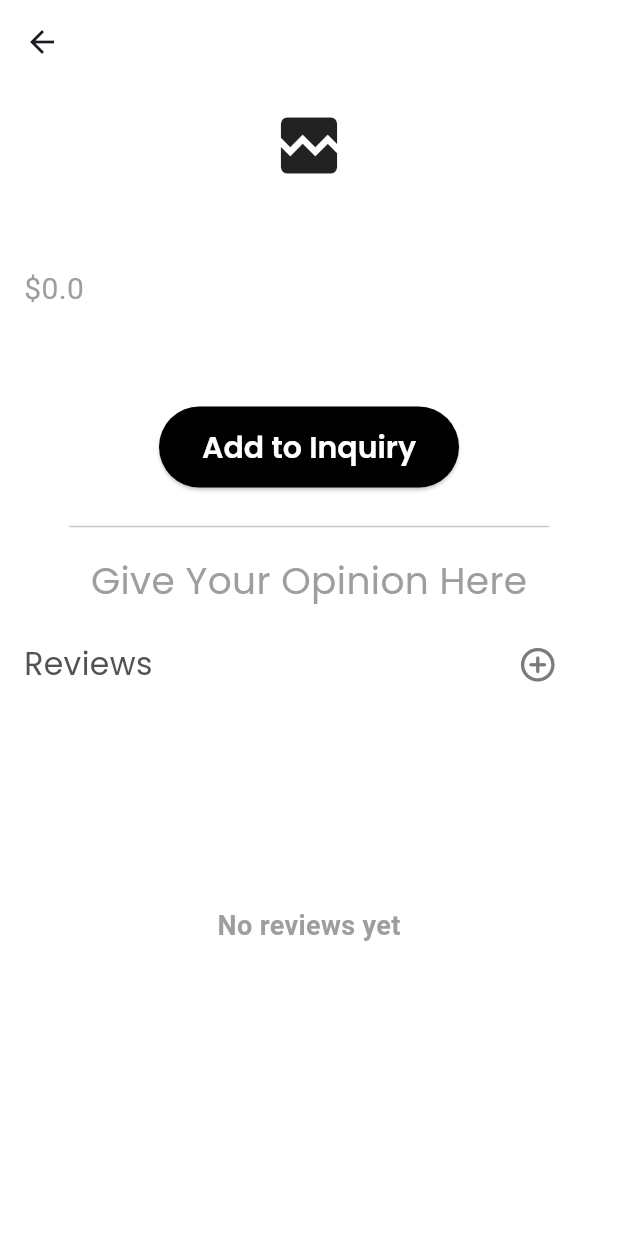
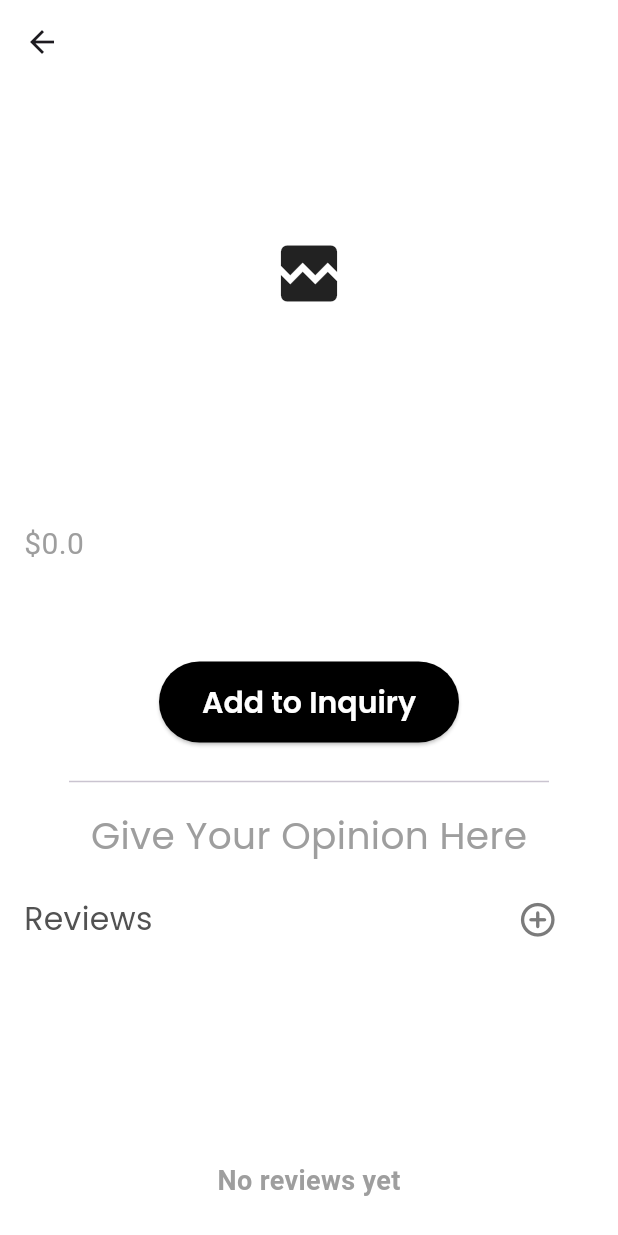
Before and after one commit to LasenSanvidu/bizmart, a Flutter app: the ProductDetailsUserPage screen opened directly with empty values, on a phone screen of 412 x 824 dp. Run offline on Flutter 3.47's test engine with Material 3 defaults, Android fonts, the phone set to English and light mode, and no system bars; our stand-ins replace cached_network_image, carousel_slider, cloud_firestore, curved_navigation_bar, dio, firebase_auth and 13 more; missing offline and left inert: flutter_firebase_chat_core, flutter_stripe; accounts and stored records are empty.

Commit message:
again fixed some little things

```diff
--- a/lib/shop/my_store_ui.dart
+++ b/lib/shop/my_store_ui.dart
@@ -79,8 +79,7 @@ class _MyStoreUiState extends State<MyStoreUi> {
           },
         ),
       ),
-      body // Show loading
-          : Container(
+      body: Container(
         constraints: BoxConstraints(
           maxWidth: 400, // Maximum width
           minWidth: 300, // Minimum width
--- a/lib/shop/product_details_users.dart
+++ b/lib/shop/product_details_users.dart
@@ -98,24 +98,12 @@ class _ProductDetailsUserPageState extends State<ProductDetailsUserPage> {
             crossAxisAlignment: CrossAxisAlignment.start,
             children: [
               Center(
-                child: ClipRRect(
-                  borderRadius: BorderRadius.circular(14),
-                  child: /*widget.product.image.startsWith('http')
-                      ? Image.network(
-                          widget.product.image,
-                          height: 250,
-                          fit: BoxFit.cover,
-                          errorBuilder: (context, error, stackTrace) =>
-                              const Icon(Icons.broken_image, size: 50),
-                        )
-                      : Image.file(
-                          File(widget.product.image), // Use local file path
-                          height: 250,
-                          fit: BoxFit.cover,
-                          errorBuilder: (context, error, stackTrace) =>
-                              const Icon(Icons.broken_image, size: 50),
-                        ),*/
-                      _buildProductImage(widget.product.image),
+                child: Container(
+                  height: 220,
+                  child: ClipRRect(
+                    borderRadius: BorderRadius.circular(14),
+                    child: _buildProductImage(widget.product.image),
+                  ),
                 ),
               ),
               const SizedBox(height: 16),
```
Also changed, not shown: lib/shop/shop.dart (+4 -3 lines), lib/shop/store_products.dart (+33 -15 lines).
